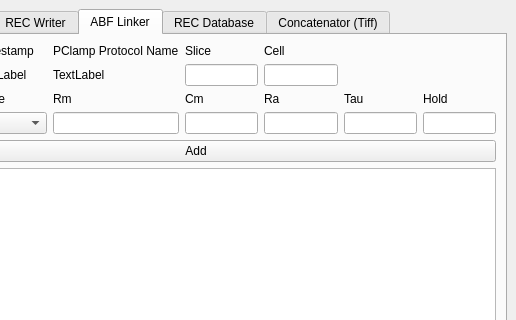
Qt form ui/Expdata Manager.ui (kang62489/PG_003) before a commit; both pictures show x 124 to 640 and y 0 to 320 of the 640 by 800 pixel window.
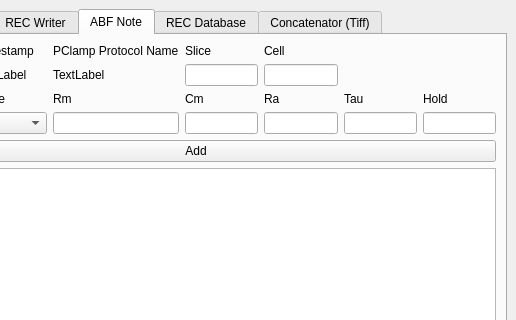
The same form after that commit. The open tabs and pages were chosen to show the change.

Diff of the .ui file:
```diff
--- a/ui/Expdata Manager.ui
+++ b/ui/Expdata Manager.ui
@@ -736,7 +736,7 @@
       </widget>
       <widget class="QWidget" name="tab_ABF">
        <attribute name="title">
-        <string>ABF Linker</string>
+        <string>ABF Note</string>
        </attribute>
        <layout class="QVBoxLayout" name="verticalLayout_15">
         <item>
```
Left out of the diff: 4 changed lines with no effect on the pictures.
